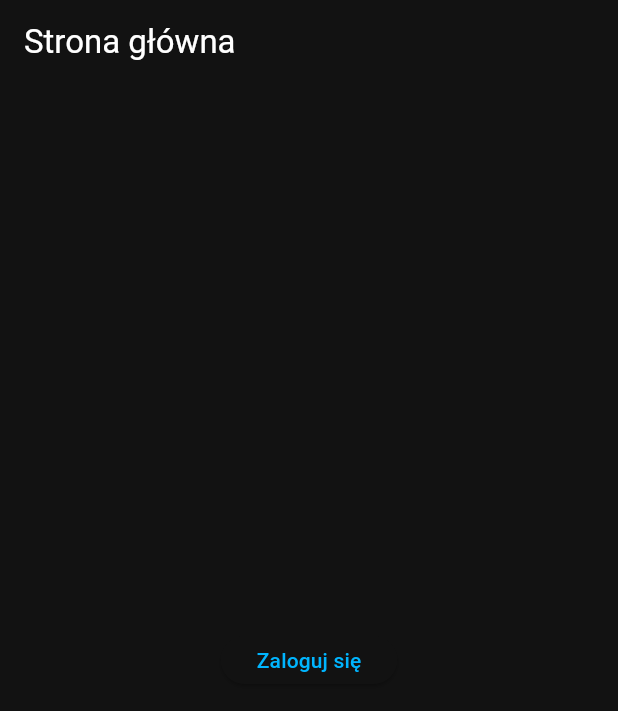
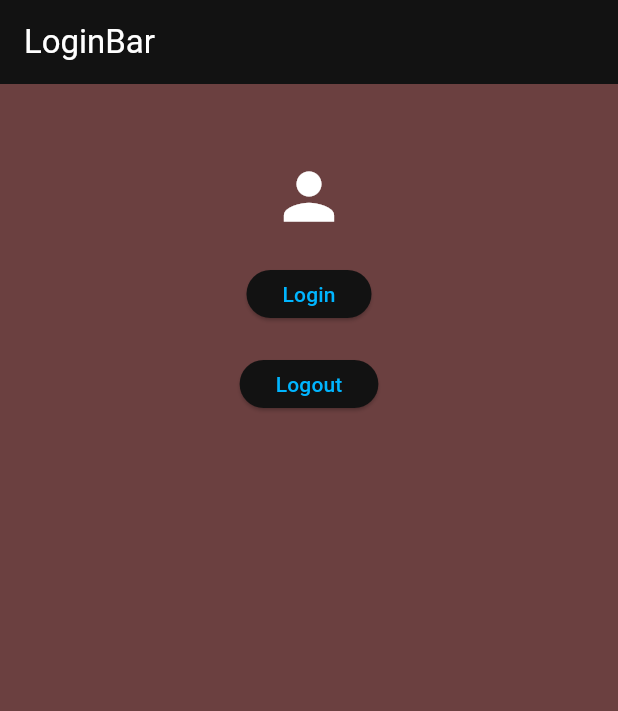
Before and after one commit to J-Janus/SequentialDay, a Flutter app: the screen it shows after launch, on a phone screen of 412 x 824 dp. Shown: the top 711 px of the screen. Run offline on Flutter 3.47's test engine with Material 3 defaults, Android fonts, the phone set to English and light mode, and no system bars; our stand-ins replace bloc, firebase_auth, firebase_core, flutter_bloc, flutter_dotenv, flutter_swiper_view and 3 more; missing offline and left inert: dart:ffi, googleapis, wearable_rotary; accounts and stored records are empty; generated files the repository leaves out were written again.

Commit message:
building block in login_page

```diff
--- a/my_wear_app/lib/app/view/app.dart
+++ b/my_wear_app/lib/app/view/app.dart
@@ -1,5 +1,7 @@
 import 'package:flutter/material.dart';
 import 'package:my_wear_app/ambient_mode/ambient_mode.dart';
+import 'package:my_wear_app/auth/loginPageMediator.dart';
+import 'package:my_wear_app/auth/login_page.dart';
 import 'package:my_wear_app/test_google/test.dart';
 import 'package:my_wear_app/watch/counter.dart';
 import 'package:my_wear_app/l10n/l10n.dart';
@@ -10,7 +12,7 @@ class App extends StatelessWidget {
   @override
   Widget build(BuildContext context) {
     return AmbientModeBuilder(
-      child: HomePage(),
+      child: loginPageMediator(),
       builder: (context, isAmbientModeActive, child) {
         return MaterialApp(
           theme: ThemeData(
--- /dev/null
+++ b/my_wear_app/lib/auth/loginPageMediator.dart
@@ -0,0 +1,66 @@
+import 'package:flutter/material.dart';
+import 'package:flutter_bloc/flutter_bloc.dart';
+import 'package:my_wear_app/auth/login_page.dart';
+
+class SignInCubit extends Cubit<bool> {
+  SignInCubit() : super(false);
+  bool is_signIn = false;
+  void is_sign_in() {
+    bool result = this.is_signIn;
+    emit(result);
+  }
+
+  void set_signIn(bool value) {
+    this.is_signIn = value;
+    emit(value);
+  }
+}
+
+class loginPageMediator extends StatefulWidget {
+  const loginPageMediator({Key? key}) : super(key: key);
+
+  @override
+  _loginPageMediatorState createState() => _loginPageMediatorState();
+}
+
+class _loginPageMediatorState extends State<loginPageMediator> {
+  @override
+  Widget build(BuildContext context) {
+    // Inicjalizacja SignInCubit
+    return BlocProvider<SignInCubit>(
+      create: (context) => SignInCubit(),
+      child: BlocBuilder<SignInCubit, bool>(
+        builder: (context, state) {
+          // Warunkowe renderowanie w zależności od stanu isSignedIn
+          if (state) {
+            return UserPage(); // Załóżmy, że UserPage to inny widget, który chcesz wyświetlić
+          } else {
+            return LoginPage(); // LoginPage to widget logowania, który był już wcześniej zdefiniowany
+          }
+        },
+      ),
+    );
+  }
+}
+
+class UserPage extends StatelessWidget {
+  @override
+  Widget build(BuildContext context) {
+    // Tutaj zaimplementuj wygląd strony użytkownika
+    return Scaffold(
+        body: Center(
+      child: Column(children: [
+        Text('UserPage'),
+        ElevatedButton(
+          onPressed: () {
+            Navigator.push(
+              context,
+              MaterialPageRoute(builder: (context) => const LoginPage()),
+            );
+          },
+          child: const Text('LoginPage'),
+        ),
+      ]),
+    ));
+  }
+}
--- /dev/null
+++ b/my_wear_app/lib/auth/login_page.dart
@@ -0,0 +1,121 @@
+import 'dart:ffi';
+
+import 'package:bloc/bloc.dart';
+import 'package:flutter/material.dart';
+import 'package:firebase_auth/firebase_auth.dart';
+import 'package:flutter_bloc/flutter_bloc.dart';
+import 'package:google_sign_in/google_sign_in.dart';
+import 'package:googleapis/calendar/v3.dart' as GoogleAPI;
+import 'package:http/io_client.dart' show IOClient, IOStreamedResponse;
+import 'package:http/http.dart' show BaseRequest, Response;
+import 'package:my_wear_app/auth/loginPageMediator.dart';
+
+
+
+
+
+class LoginPage extends StatelessWidget {
+  const LoginPage({Key? key}) : super(key: key);
+
+  @override
+  Widget build(BuildContext context) {
+    return Scaffold(
+        backgroundColor: const Color.fromARGB(255, 107, 64, 64),
+        appBar: AppBar(
+          title: Text('LoginBar'),
+        ),
+        body: SafeArea(
+            child: Center(
+                child: Column(
+          children: [
+            const SizedBox(height: 50),
+            const Icon(Icons.person, size: 50),
+            const SizedBox(height: 20),
+            ElevatedButton(
+              onPressed: () async {
+                var user = await AuthService().signInWithGoogle();
+                context.read<SignInCubit>().set_signIn(true);
+              },
+              child: const Text('Login'),
+            ),
+            const SizedBox(height: 20),
+            ElevatedButton(
+              onPressed: () async {
+                await AuthService().signOut();
+                context.read<SignInCubit>().set_signIn(false);
+                Navigator.push(
+                  context,
+                  MaterialPageRoute(builder: (context) => const loginPageMediator()),
+                );
+
+              },
+              child: const Text('Logout'),
+
+            ),
+          ],
+        ))));
+  }
+}
+
+
+class AuthService {
+
+  Future<User?> signInWithGoogle() async {
+    try {
+      // await GoogleSignIn().signOut();
+      final GoogleSignInAccount? googleUser = await GoogleSignIn(
+        scopes: [
+          GoogleAPI.CalendarApi.calendarScope,
+        ],
+      ).signIn();
+      final GoogleSignInAuthentication googleAuth = await googleUser!.authentication;
+      final AuthCredential credential = GoogleAuthProvider.credential(
+        accessToken: googleAuth.accessToken,
+        idToken: googleAuth.idToken,
+      );
+      final userCredential = await FirebaseAuth.instance.signInWithCredential(credential);
+      return userCredential.user;
+    } catch (e) {
+      print(e);
+      return null;
+    }
+  }
+  Future<void> signOut() async {
+  await GoogleSignIn().signOut();
+  }
+
+Future<List<GoogleAPI.Event>> getGoogleEventsData(GoogleSignInAccount googleUser) async {
+  final GoogleAPIClient httpClient =
+      GoogleAPIClient(await googleUser.authHeaders);
+  final GoogleAPI.CalendarApi calendarAPI = GoogleAPI.CalendarApi(httpClient);
+  final GoogleAPI.Events calEvents = await calendarAPI.events.list(
+    "primary",
+  );
+  final List<GoogleAPI.Event> appointments = <GoogleAPI.Event>[];
+  // if (calEvents != null && calEvents.items != null) {
+  //   for (int i = 0; i < calEvents.items.length; i++) {
+  //     final GoogleAPI.Event event = calEvents.items[i];
+  //     if (event.start == null) {
+  //       continue;
+  //     }
+  //     appointments.add(event);
+  //   }
+  // }
+  return appointments;
+}
+}
+
+class GoogleAPIClient extends IOClient {
+  final Map<String, String> _headers;
+
+  GoogleAPIClient(this._headers) : super();
+
+  @override
+  Future<IOStreamedResponse> send(BaseRequest request) =>
+      super.send(request..headers.addAll(_headers));
+
+  @override
+  Future<Response> head(Uri url, {Map<String, String>? headers}) =>
+      super.head(url,
+          headers: (headers != null ? (headers..addAll(_headers)) : headers));
+}
```
Also changed, not shown: 1 other file.
